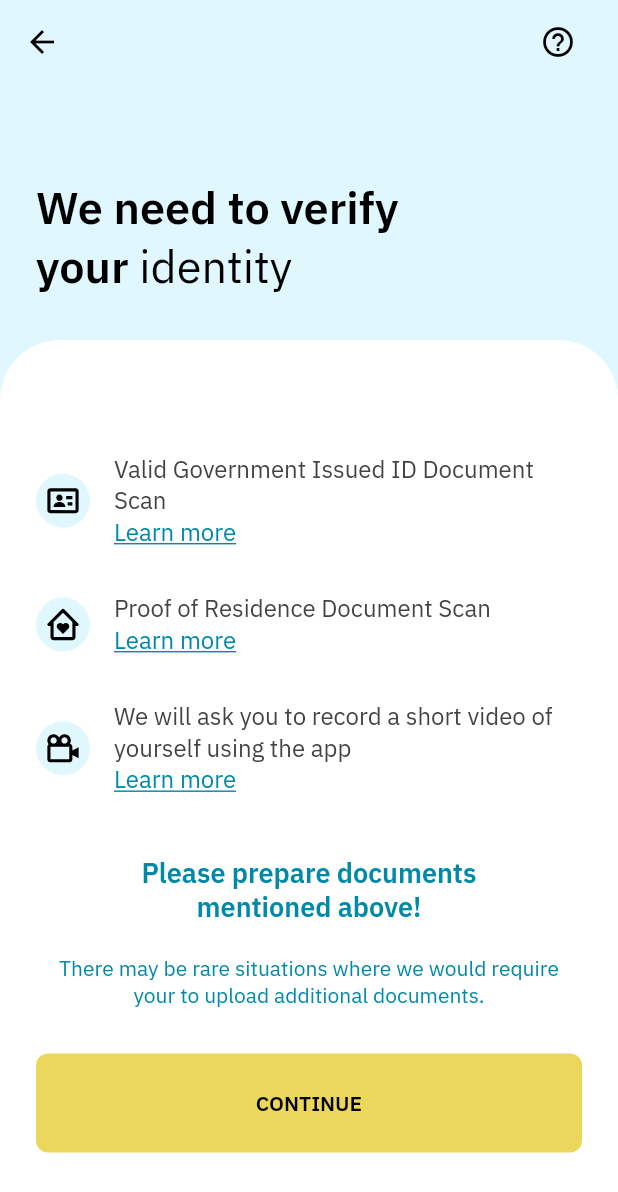
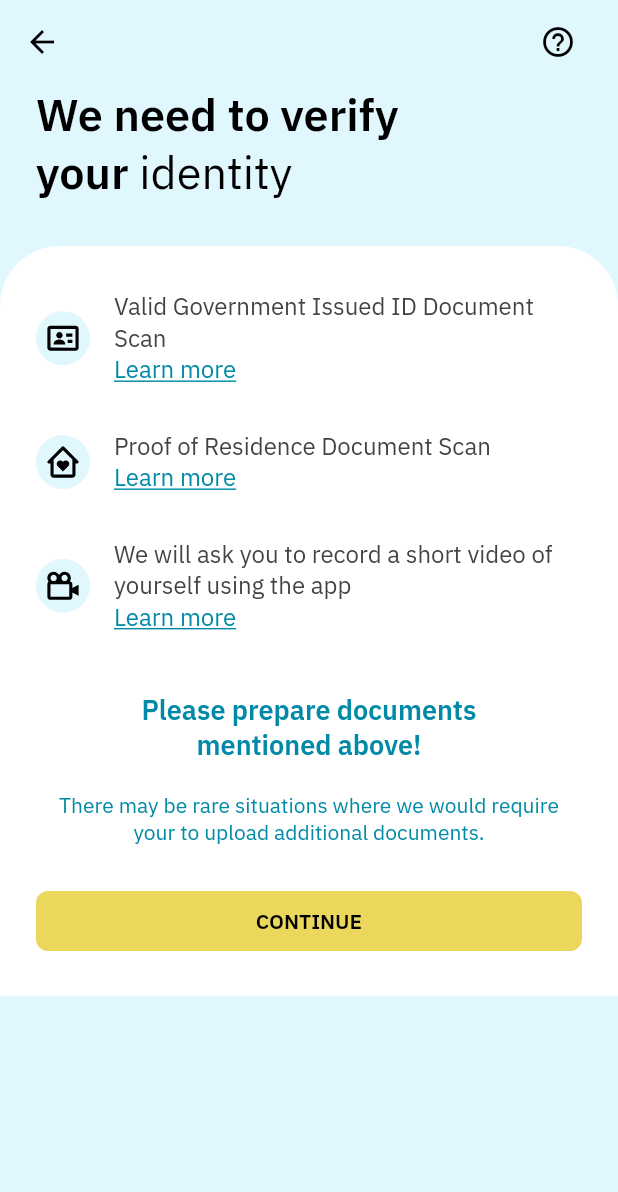
Before and after one commit to Tekporlipos/geniopay, a Flutter app: the HomeView screen opened directly, after a tap on "Pay in", on a phone screen of 412 x 824 dp. Shown: the top 1192 px of the screen. Run offline on Flutter 3.47's test engine with Material 2 defaults, Android fonts, the phone set to English and light mode, and no system bars; our stand-ins replace flutter_svg, get.

Commit message:
complete work responsiveness added

```diff
--- a/lib/home/homeView.dart
+++ b/lib/home/homeView.dart
@@ -13,7 +13,13 @@ class HomeView extends GetView<HomeController>{
 
   @override
   Widget build(BuildContext context) {
-    return Column(
+    return Scaffold(
+      backgroundColor: Constants.primary,
+      body: Stack(
+        children: [
+          SizedBox(
+            width: Get.width,
+            child: Column(
               children: [
                 Padding(
                   padding: const EdgeInsets.only(top: 8.0,left: 24,right: 24, bottom: 34),
@@ -69,8 +75,6 @@ class HomeView extends GetView<HomeController>{
                     ],
                   ),
                 ),
-
-
                 Padding(
                   padding: const EdgeInsets.only(left: 24.0,right: 24),
                   child: BorderGradiant.borderGradiant(
@@ -127,7 +131,7 @@ class HomeView extends GetView<HomeController>{
 
                                 InkWell(
                                   onTap: (){
-                            Get.snackbar("Error", "Function not implemented",snackPosition: SnackPosition.BOTTOM);
+                                    Get.snackbar("Error", "Function not implemented",snackPosition: SnackPosition.BOTTOM,backgroundColor: Constants.bg);
                                   },
                                   child: FunctionWidgets.svgInCircle("assets/images/home/Arrow - Right Square.svg","Pay out"),),
                                 InkWell(
@@ -153,10 +157,13 @@ class HomeView extends GetView<HomeController>{
                         ),
                       ), 30),
                 ),
-        const SizedBox(height: 14,),
-        Expanded(
-          child: DraggableScrollableSheet(
-            initialChildSize: 0.95,
+
+              ],
+            ),
+          ),
+
+          DraggableScrollableSheet(
+            initialChildSize: 0.4,
             builder: (BuildContext context, ScrollController scrollController) {
               return Material(
                 borderRadius:const BorderRadius.only(topLeft: Radius.circular(30),topRight: Radius.circular(30)),
@@ -219,8 +226,8 @@ class HomeView extends GetView<HomeController>{
               );
             },
           ),
+        ],
       ),
-      ],
     );
   }
 
--- a/lib/identity/identiy.dart
+++ b/lib/identity/identiy.dart
@@ -28,7 +28,7 @@ class Identity extends GetView<IdentityController>{
           ),
         ],
       ),
-      body: Column(
+      body: ListView(
         children: [
             Expanded(
               flex: 2,
@@ -72,14 +72,14 @@ class Identity extends GetView<IdentityController>{
                     FunctionWidgets.normalTextCenter("There may be rare situations where we would require your to upload additional documents.", 14, Constants.secondary,FontWeight.w400),
                     const SizedBox(height: 30,),
                     Container(
-                      padding: const EdgeInsets.all(24),
+                      padding: const EdgeInsets.all(11),
                       decoration: BoxDecoration(
                         borderRadius: BorderRadius.circular(8),
                         color: Constants.yellow,
                       ),
                       child:Center(child: FunctionWidgets.normalText("CONTINUE",14,Colors.black,FontWeight.w600)),
                     ),
-                    const SizedBox(height: 10,),
+                    const SizedBox(height: 30,),
                   ],
                 ),
               ),
--- a/lib/main.dart
+++ b/lib/main.dart
@@ -11,7 +11,7 @@ void main() {
   runApp(
       GetMaterialApp(
     theme: ThemeData(primaryColor: Constants.primary,primaryColorDark: Constants.secondaryLight,primaryColorLight:Constants.secondaryLighter,secondaryHeaderColor: Constants.secondary ),
-    initialRoute: Pages.plans,
+    initialRoute: Pages.registration,
     getPages: [
       GetPage(name: Pages.home, page: ()=> const Home()),
       GetPage(name: Pages.exchange, page: ()=> const Exchange()),
--- a/lib/registration/registrationsController.dart
+++ b/lib/registration/registrationsController.dart
@@ -1,3 +1,4 @@
+import 'package:geniopay/utility/constants.dart';
 import 'package:geniopay/utility/pages.dart';
 import 'package:get/get.dart';
 
@@ -12,7 +13,7 @@ class RegistrationController extends GetxController{
     if(declaration.value && fatca.value == "taxed" && tin.value.isNotEmpty){
       Get.toNamed(Pages.home);
     }else{
-      Get.snackbar("Not Authorize", "You do not qualify for this service",snackPosition: SnackPosition.BOTTOM);
+      Get.snackbar("Not Authorize", "You do not qualify for this service",snackPosition: SnackPosition.BOTTOM,backgroundColor: Constants.bg);
     }
   }
 
--- a/lib/widgets/planWidgetPage.dart
+++ b/lib/widgets/planWidgetPage.dart
@@ -18,7 +18,6 @@ static  Widget plansPager(String type){
           child: Align(
             alignment: Alignment.center,
             child: Container(
-              height: Get.height-300,
               padding: const EdgeInsets.all(24),
               child: Column(
                 children: [
```
Also changed, not shown: lib/home/home.dart (+4 -4 lines), lib/registration/registration.dart (+5 -2 lines). Lines whose indentation alone changed are shown as unchanged.
